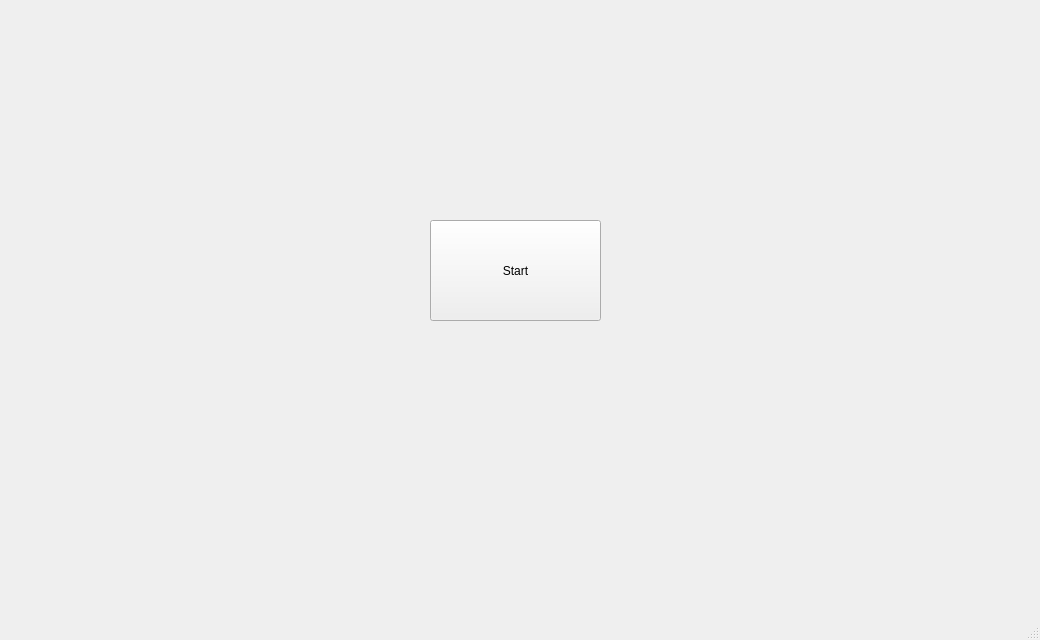
Above: Tower_Defence/mainwindow.ui from RDCJ/Tower_Defence before the change. Below: the same form after it.
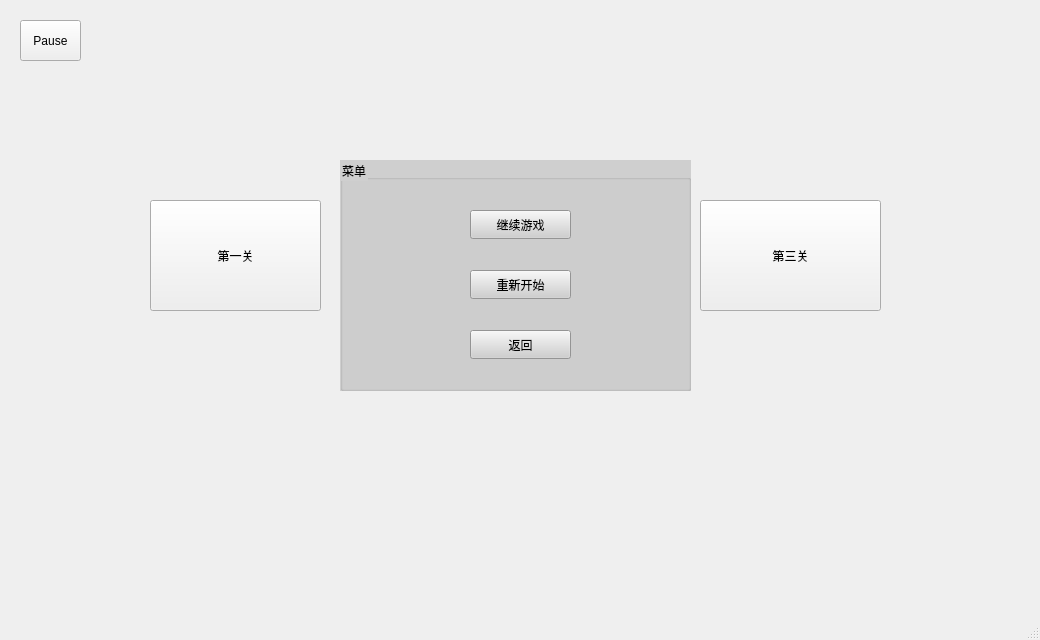
That is the form after the change.

Commit message: 第十六次上传： 1. 调整了Chapter的初始化方法 2. 在mainwindow.ui中添加若干按钮，实现了关卡的切换

Diff of the .ui file:
```diff
--- a/Tower_Defence/mainwindow.ui
+++ b/Tower_Defence/mainwindow.ui
@@ -20,26 +20,114 @@
    <widget class="QPushButton" name="Start">
     <property name="geometry">
      <rect>
-      <x>430</x>
-      <y>220</y>
+      <x>150</x>
+      <y>200</y>
       <width>171</width>
-      <height>101</height>
+      <height>111</height>
      </rect>
     </property>
     <property name="text">
-     <string>Start</string>
+     <string>第一关</string>
     </property>
    </widget>
-  </widget>
-  <widget class="QMenuBar" name="menubar">
-   <property name="geometry">
-    <rect>
-     <x>0</x>
-     <y>0</y>
-     <width>1040</width>
-     <height>28</height>
-    </rect>
-   </property>
+   <widget class="QPushButton" name="chapter2">
+    <property name="geometry">
+     <rect>
+      <x>420</x>
+      <y>200</y>
+      <width>181</width>
+      <height>111</height>
+     </rect>
+    </property>
+    <property name="text">
+     <string>第二关</string>
+    </property>
+   </widget>
+   <widget class="QPushButton" name="chapter3">
+    <property name="geometry">
+     <rect>
+      <x>700</x>
+      <y>200</y>
+      <width>181</width>
+      <height>111</height>
+     </rect>
+    </property>
+    <property name="text">
+     <string>第三关</string>
+    </property>
+   </widget>
+   <widget class="QPushButton" name="pause">
+    <property name="geometry">
+     <rect>
+      <x>20</x>
+      <y>20</y>
+      <width>61</width>
+      <height>41</height>
+     </rect>
+    </property>
+    <property name="text">
+     <string>Pause</string>
+    </property>
+    <property name="default">
+     <bool>false</bool>
+    </property>
+   </widget>
+   <widget class="QGroupBox" name="groupBox">
+    <property name="geometry">
+     <rect>
+      <x>340</x>
+      <y>160</y>
+      <width>351</width>
+      <height>231</height>
+     </rect>
+    </property>
+    <property name="styleSheet">
+     <string notr="true">color: rgb(0, 0, 0);
+background-color: rgb(207, 207, 207);</string>
+    </property>
+    <property name="title">
+     <string>菜单</string>
+    </property>
+    <widget class="QPushButton" name="contin">
+     <property name="geometry">
+      <rect>
+       <x>130</x>
+       <y>50</y>
+       <width>101</width>
+       <height>29</height>
+      </rect>
+     </property>
+     <property name="text">
+      <string>继续游戏</string>
+     </property>
+    </widget>
+    <widget class="QPushButton" name="back">
+     <property name="geometry">
+      <rect>
+       <x>130</x>
+       <y>170</y>
+       <width>101</width>
+       <height>29</height>
+      </rect>
+     </property>
+     <property name="text">
+      <string>返回</string>
+     </property>
+    </widget>
+    <widget class="QPushButton" name="restart">
+     <property name="geometry">
+      <rect>
+       <x>130</x>
+       <y>110</y>
+       <width>101</width>
+       <height>29</height>
+      </rect>
+     </property>
+     <property name="text">
+      <string>重新开始</string>
+     </property>
+    </widget>
+   </widget>
   </widget>
   <widget class="QStatusBar" name="statusbar"/>
  </widget>
```
Left out of the diff: 363 changed lines with no effect on the pictures. The commit also changes 15 other files.
